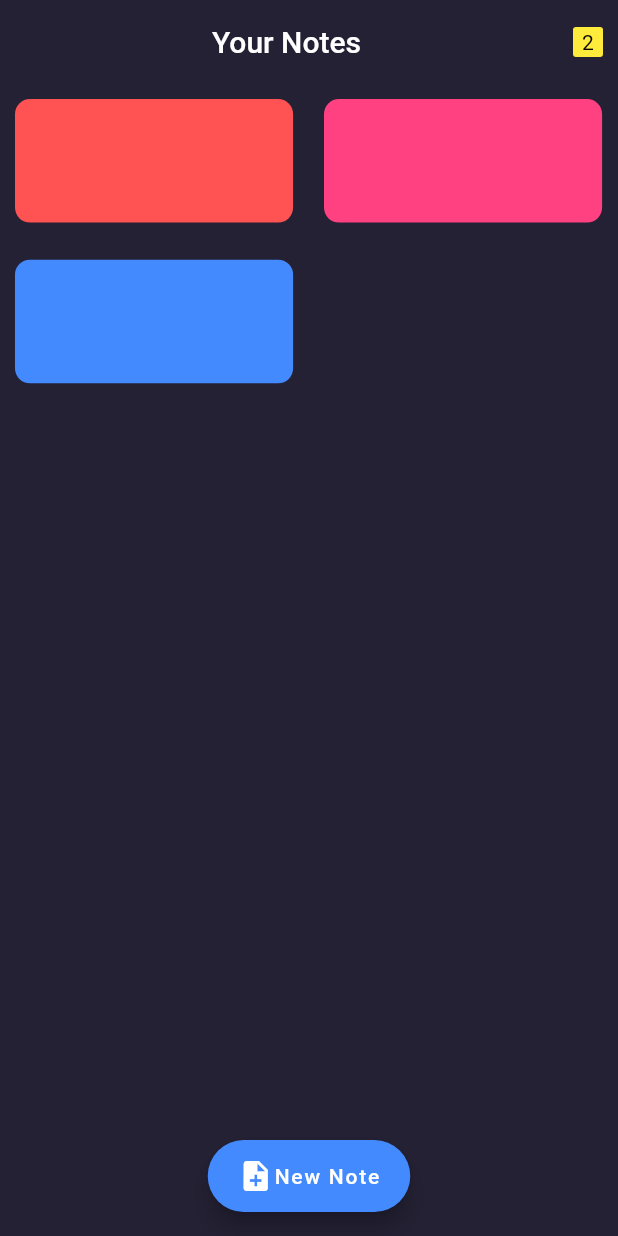
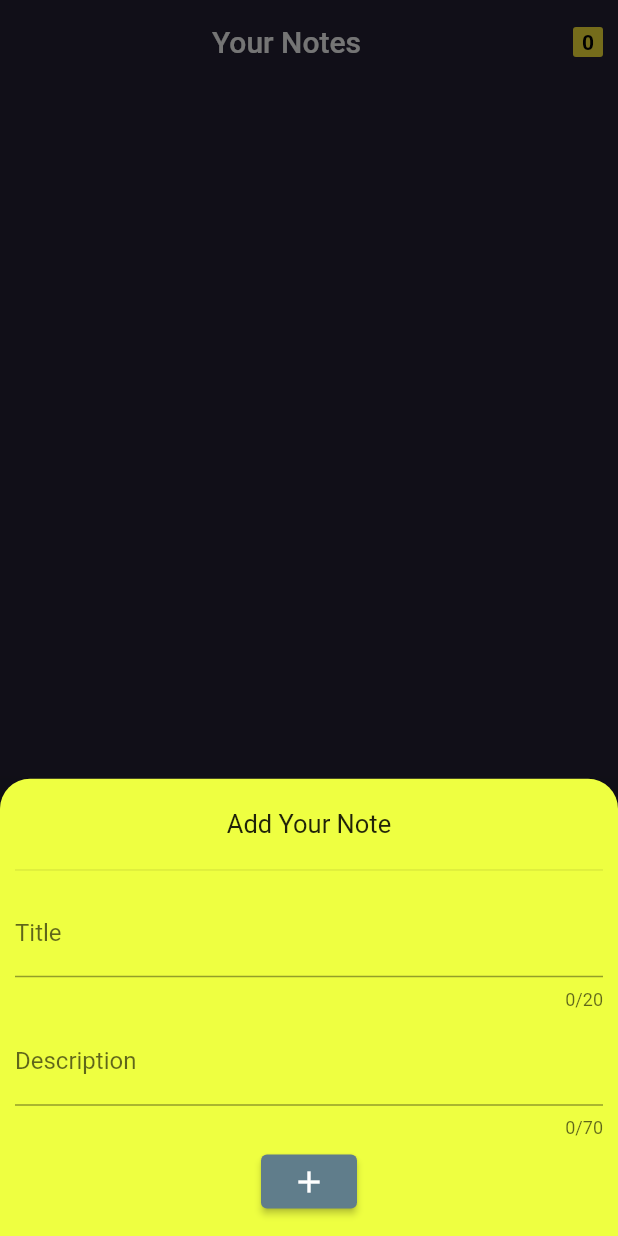
Before and after one commit to sayyedmuzammil/note_app, a Flutter app: the screen it shows after launch, after a tap on "New Note", on a phone screen of 412 x 824 dp. Run offline on Flutter 3.47's test engine with Material 2 defaults, Android fonts, the phone set to English and light mode, and no system bars; our stand-ins replace get, sizer.

Commit message:
second_updated

```diff
--- /dev/null
+++ b/lib/controller/get_controller.dart
@@ -0,0 +1,7 @@
+import 'package:get/get.dart';
+
+class GetController extends GetxController{
+
+  List<String> list_title = [];
+  List<String> list_description=[];
+}
--- a/lib/main.dart
+++ b/lib/main.dart
@@ -22,7 +22,7 @@ class MyApp extends StatelessWidget {
       theme: ThemeData(
         primarySwatch: Colors.blueGrey,
       ),
-      home: const MyHomePage(title: 'Your Notes'),
+      home:  MyHomePage(title: 'Your Notes'),
     );
       }
       );
--- a/lib/screens/my_home_page.dart
+++ b/lib/screens/my_home_page.dart
@@ -1,93 +1,66 @@
+// ignore_for_file: non_constant_identifier_names, must_be_immutable
 
 import 'package:flutter/material.dart';
+import 'package:get/get.dart';
+import 'package:note_app/screens/widgest/bottom_sheet.dart';
+import 'package:note_app/screens/widgest/card.dart';
 import 'package:sizer/sizer.dart';
+import 'package:note_app/controller/get_controller.dart';
 
-class MyHomePage extends StatefulWidget {
-  const MyHomePage({Key? key, required this.title}) : super(key: key);
+import 'widgest/app_bar.dart';
+
+class MyHomePage extends StatelessWidget {
+  MyHomePage({
+    Key? key,
+    required this.title,
+  }) : super(key: key);
   final String title;
-  @override
-  State<MyHomePage> createState() => _MyHomePageState();
-}
 
-class _MyHomePageState extends State<MyHomePage> {
-  int _counter = 0;
-  void _incrementCounter() {
-    setState(() {
-      _counter++;
-    });
-  }
+
+  var data_control = Get.put(GetController());
 
   @override
   Widget build(BuildContext context) {
     return Scaffold(
       floatingActionButtonLocation: FloatingActionButtonLocation.centerFloat,
       backgroundColor: const Color(0xff242134),
-      appBar: AppBar(
-        // backgroundColor: Colors.,
-        elevation: 0,
-        backgroundColor: const Color(0xff242134),
-        title: Center(child: Text(widget.title)),
-
-        actions: [
-          Container(
-              height: 5,
-              width: 20,
-              color: Colors.transparent,
-              child: FittedBox(
-                  child: Container(
-                child: const Center(
-                    child: Text(
-                  "2",
-                  style: TextStyle(
-                    color: Colors.black,
-                    fontWeight: FontWeight.w400,
-                  ),
-                )),
-                height: 20,
-                width: 20,
-                decoration: BoxDecoration(
-                    borderRadius: BorderRadius.circular(2),
-                    color: Colors.yellow),
-              ))),
-          const SizedBox(
-            width: 10,
-          ),
-        ],
-      ),
+      appBar: Appbar(title),
       body: Padding(
-        padding: const EdgeInsets.fromLTRB(10,10,0, 0),
-        child: Wrap(
-          spacing: 5.w,
-          runSpacing: 3.h,
-
-          // crossAxisAlignment: CrossAxisAlignment.stretch,
-
-          children: [
-            Container(height: 10.h,
-            width: 45.w,
-
-            decoration: BoxDecoration(borderRadius: BorderRadius.circular(10), color: Colors.accents[0], ),),
-            Container(height: 10.h,
-            width: 45.w,
-            decoration: BoxDecoration(borderRadius: BorderRadius.circular(10), color: Colors.accents[1], ),),
-            Container(height: 10.h,
-            width: 45.w,
-            decoration: BoxDecoration(borderRadius: BorderRadius.circular(10), color: Colors.accents[5] ),),
-          ],
+        padding: const EdgeInsets.all(10),
+        child: SizedBox(
+          height: double.infinity,
+          width: double.infinity,
+          child: GetBuilder<GetController>(builder: (controller) {
+            return GridView.builder(
+              gridDelegate: SliverGridDelegateWithMaxCrossAxisExtent(
+                  maxCrossAxisExtent: 90.w,
+                  childAspectRatio: 3 / 1.3,
+                  crossAxisSpacing: 4.w,
+                  mainAxisSpacing: 2.h),
+              itemCount: data_control.list_title.length,
+              itemBuilder: (context, index) {
+                return Card1(data_control: data_control, index: index,);
+              },
+            );
+          }),
         ),
       ),
-      floatingActionButton: FloatingActionButton.extended(
+      floatingActionButton:
+      FloatingActionButton.extended(
         hoverColor: Colors.blueAccent,
-        // focusColor: Colors.accents[0],
         backgroundColor: Colors.blueAccent,
         splashColor: Colors.red,
-        onPressed: _incrementCounter,
+        onPressed: () {
+          settingModalBottomSheet(context);
+        },
         tooltip: 'Add a Note',
-         heroTag: 'Note',
-  label: Row(
-    children: [Icon(Icons.note_add), Text('New Note')],
-  ),
-      ), // This trailing comma makes auto-formatting nicer for build methods.
+        heroTag: 'Note',
+        label: Row(
+          children: const [Icon(Icons.note_add), Text('New Note')],
+        ),
+      ),
     );
   }
-}
+
+
+  }
--- /dev/null
+++ b/lib/screens/widgest/app_bar.dart
@@ -0,0 +1,42 @@
+import 'package:flutter/material.dart';
+import 'package:get/get.dart';
+
+import '../../controller/get_controller.dart';
+
+AppBar Appbar(String title) {
+    return AppBar(
+      elevation: 0,
+      backgroundColor: const Color(0xff242134),
+      title: Center(child: Text(title)),
+      actions: [
+        Container(
+            height: 5,
+            width: 20,
+            color: Colors.transparent,
+            child: FittedBox(
+                child: Container(
+              child:  Center(
+                  child: GetBuilder<GetController>(
+                    builder: (controller) {
+                      return Text(
+                controller.list_title.length.toString(),
+                style: const TextStyle(
+                      color: Colors.black,
+                      fontWeight: FontWeight.w600,
+                ),
+              );
+                    }
+                  )),
+              height: 20,
+              width: 20,
+              decoration: BoxDecoration(
+                  borderRadius: BorderRadius.circular(2),
+                  color: Colors.yellow),
+            ))),
+        const SizedBox(
+          width: 10,
+        ),
+      ],
+    );
+
+}
--- /dev/null
+++ b/lib/screens/widgest/bottom_sheet.dart
@@ -0,0 +1,85 @@
+
+import 'package:flutter/material.dart';
+import 'package:get/get.dart';
+import 'package:sizer/sizer.dart';
+
+import '../../controller/get_controller.dart';
+
+void settingModalBottomSheet(context) {
+    final _titleController = TextEditingController();
+  final _descriptionController = TextEditingController();
+  final data_control = Get.put(GetController());
+
+    showModalBottomSheet(
+        isScrollControlled: true,
+        backgroundColor: Colors.transparent,
+        context: context,
+        elevation: 8.0,
+        builder: (BuildContext bc) {
+          return Form(
+            child: SingleChildScrollView(
+              child: AnimatedPadding(
+                padding: MediaQuery.of(context).viewInsets,
+                duration: const Duration(milliseconds: 100),
+                curve: Curves.decelerate,
+                child: Container(
+                    height: 37.h,
+                    width: double.infinity,
+                    decoration: const BoxDecoration(
+                      borderRadius:
+                          BorderRadius.vertical(top: Radius.circular(20)),
+                      color: Colors.limeAccent,
+                    ),
+                    padding: const EdgeInsets.all(10),
+                    child: Column(
+                      mainAxisAlignment: MainAxisAlignment.spaceAround,
+                      children: [
+                        const Padding(
+                          padding: EdgeInsets.all(8.0),
+                          child: Center(
+                            child: Text(
+                              'Add Your Note',
+                              style: TextStyle(
+                                fontSize: 17.0,
+                              ),
+                            ),
+                          ),
+                        ),
+                        const Divider(),
+                        TextFormField(
+                          maxLength: 20,
+                          controller: _titleController,
+                          decoration: const InputDecoration(
+                            border: UnderlineInputBorder(),
+                            labelText: 'Title',
+                          ),
+                        ),
+                        TextFormField(
+                          maxLength: 70,
+                          controller: _descriptionController,
+                          decoration: const InputDecoration(
+                            border: UnderlineInputBorder(),
+                            labelText: 'Description',
+                          ),
+                        ),
+                        // SizedBox(height: 10,),
+                        ElevatedButton(
+                          onPressed: () {
+                            String _title = _titleController.text;
+                            String _description = _descriptionController.text;
+                            data_control.list_title.add(_title);
+                            data_control.list_description.add(_description);
+                            data_control.update();
+                            _titleController.text='';
+                            _descriptionController.text='';
+                            Navigator.pop(context);
+                          },
+                          child: const Icon(Icons.add),
+                        ),
+                      ],
+                    )),
+              ),
+            ),
+          );
+        });
+  }
--- /dev/null
+++ b/lib/screens/widgest/card.dart
@@ -0,0 +1,55 @@
+
+import 'package:flutter/material.dart';
+import 'package:sizer/sizer.dart';
+
+import '../../controller/get_controller.dart';
+
+class Card1 extends StatelessWidget {
+  const Card1({
+    Key? key,
+    required this.data_control,
+    required this.index,
+  }) : super(key: key);
+
+  final GetController data_control;
+  final int index;
+
+  @override
+  Widget build(BuildContext context) {
+    return Container(
+      height: 10.h,
+      width: 45.w,
+      decoration: BoxDecoration(
+        borderRadius: BorderRadius.circular(10),
+        color: Colors.accents[index],
+      ),
+      child: Padding(
+        padding: const EdgeInsets.all(10),
+        child: Column(
+          crossAxisAlignment: CrossAxisAlignment.start,
+          children: [
+            Text(
+              data_control.list_title[index],
+              style: const TextStyle(
+                  fontSize: 15,
+                  fontWeight: FontWeight.bold,
+                  color: Colors.white),
+            ),
+            const SizedBox(
+              height: 5,
+            ),
+            SizedBox(
+                width: 40.w,
+                child: Text(
+                  data_control.list_description[index],
+                  style:
+                      const TextStyle(fontSize: 12, color: Colors.white),
+                  overflow: TextOverflow.ellipsis,
+                  maxLines: 2,
+                )),
+          ],
+        ),
+      ),
+    );
+  }
+}
```
Also changed, not shown: pubspec.yaml (+1 -6 lines), pubspec.lock.
